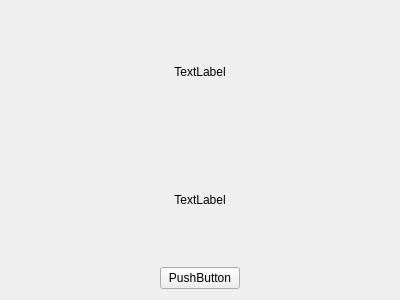
Before: the Qt Designer form FileManagerErrorMessageWidget.ui in wruwami/TPCAM-M30, drawn with Qt 5.
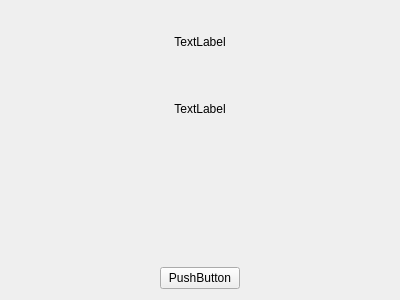
After: the same form once the commit is applied. Custom widgets are drawn as their Qt base class.

The edit to the form file:
```diff
--- a/FileManagerErrorMessageWidget.ui
+++ b/FileManagerErrorMessageWidget.ui
@@ -15,28 +15,25 @@
   </property>
   <layout class="QVBoxLayout" name="verticalLayout">
    <item>
-    <layout class="QGridLayout" name="gridLayout" columnstretch="2,1,2">
-     <item row="2" column="1">
+    <layout class="QGridLayout" name="gridLayout" rowstretch="1,1,2,1" columnstretch="2,1,2">
+     <item row="3" column="1">
       <widget class="CustomPushButton" name="pushButton">
        <property name="text">
         <string>PushButton</string>
        </property>
       </widget>
      </item>
-     <item row="2" column="0">
-      <spacer name="horizontalSpacer">
-       <property name="orientation">
-        <enum>Qt::Horizontal</enum>
+     <item row="0" column="0" colspan="3">
+      <widget class="CustomLabel" name="printError1Label">
+       <property name="text">
+        <string>TextLabel</string>
        </property>
-       <property name="sizeHint" stdset="0">
-        <size>
-         <width>40</width>
-         <height>20</height>
-        </size>
+       <property name="alignment">
+        <set>Qt::AlignCenter</set>
        </property>
-      </spacer>
+      </widget>
      </item>
-     <item row="2" column="2">
+     <item row="3" column="2">
       <spacer name="horizontalSpacer_2">
        <property name="orientation">
         <enum>Qt::Horizontal</enum>
@@ -59,15 +56,31 @@
        </property>
       </widget>
      </item>
-     <item row="0" column="0" colspan="3">
-      <widget class="CustomLabel" name="printError1Label">
-       <property name="text">
-        <string>TextLabel</string>
+     <item row="3" column="0">
+      <spacer name="horizontalSpacer">
+       <property name="orientation">
+        <enum>Qt::Horizontal</enum>
        </property>
-       <property name="alignment">
-        <set>Qt::AlignCenter</set>
+       <property name="sizeHint" stdset="0">
+        <size>
+         <width>40</width>
+         <height>20</height>
+        </size>
        </property>
-      </widget>
+      </spacer>
+     </item>
+     <item row="2" column="1">
+      <spacer name="verticalSpacer">
+       <property name="orientation">
+        <enum>Qt::Vertical</enum>
+       </property>
+       <property name="sizeHint" stdset="0">
+        <size>
+         <width>20</width>
+         <height>40</height>
+        </size>
+       </property>
+      </spacer>
      </item>
     </layout>
    </item>
```
